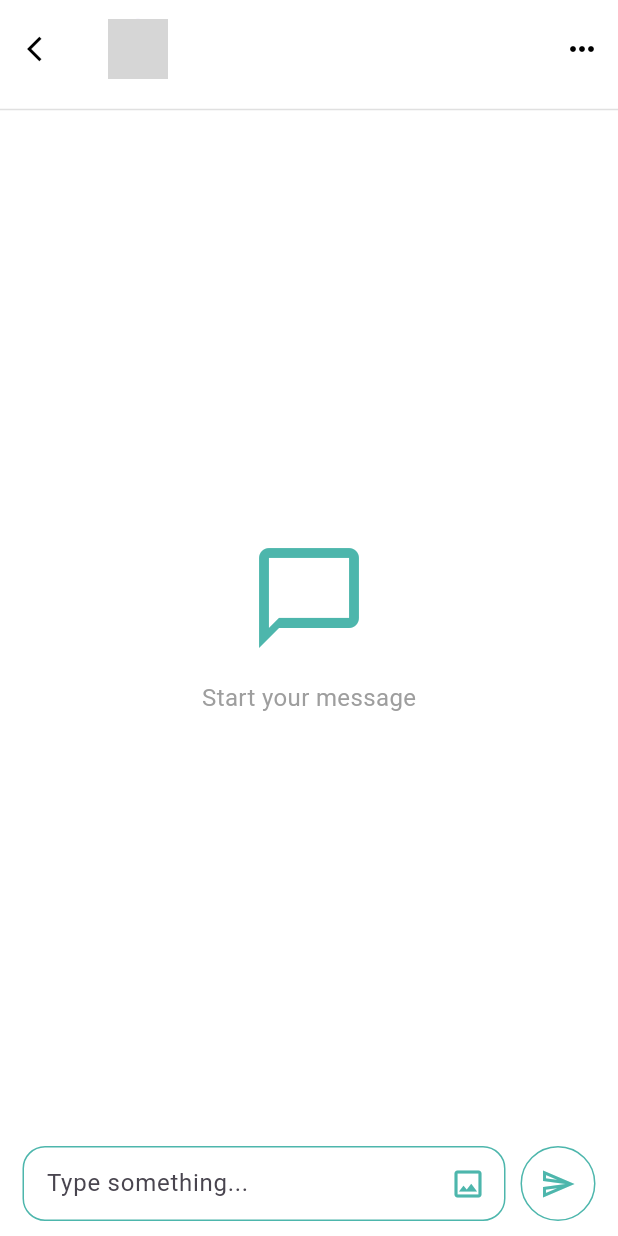
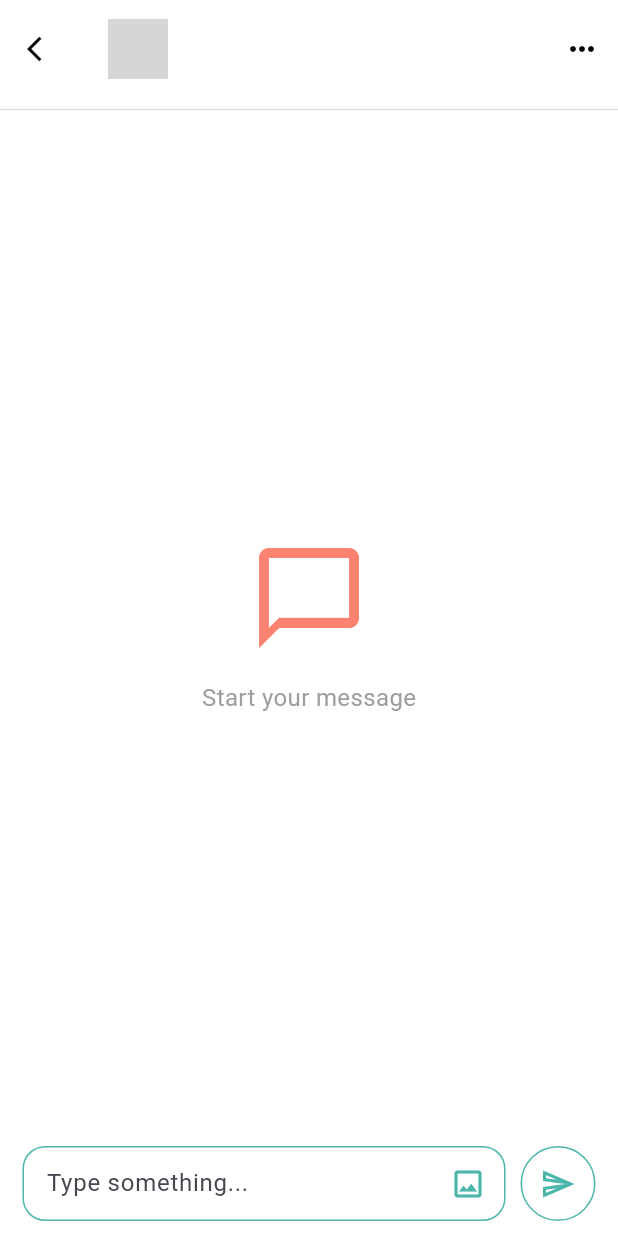
Before and after one commit to eusouf12/samir_new_project, a Flutter app: the ChatScreen screen opened directly with empty values, after a tap on the "image" icon, on a phone screen of 412 x 824 dp. Run offline on Flutter 3.47's test engine with Material 3 defaults, Android fonts, the phone set to English and light mode, and no system bars; our stand-ins replace cached_network_image, flutter_screenutil, flutter_spinkit, flutter_svg, flutter_widget_from_html, fluttertoast and 11 more; accounts and stored records are empty; network calls fail; grey boxes are pictures that could not be loaded.

Commit message:
update chat system color

```diff
--- a/lib/view/screens/host_part/host_messages_list_screen/view/chat_inbox_screen.dart
+++ b/lib/view/screens/host_part/host_messages_list_screen/view/chat_inbox_screen.dart
@@ -29,6 +29,7 @@ class ChatScreen extends StatelessWidget {
     final String userName = args['userName'] ?? "";
     final String? userImage = args['userImage'] as String?;
     final String receiverId = args['receiverId'] ?? "";
+    final String role = args['role'] ;
     WidgetsBinding.instance.addPostFrameCallback((_)async{
       controller.getChatMessages(id: conversationId);
       profileController.getUserProfile();
@@ -101,8 +102,8 @@ class ChatScreen extends StatelessWidget {
                 if (controller.messageList.isEmpty && controller.messages.isEmpty) {
                   return Column(
                     mainAxisAlignment: MainAxisAlignment.center,
-                    children: const [
-                      Icon(Icons.chat_bubble_outline, size: 80, color: Color(0xFF4DB6AC)),
+                    children:  [
+                      Icon(Icons.chat_bubble_outline, size: 80, color: role == "host" ? Color(0xFF4DB6AC) : AppColors.primary2),
                       SizedBox(height: 15),
                       Text("Start your message", style: TextStyle(color: Colors.grey, fontSize: 16)),
                     ],
```
Also changed, not shown: lib/view/screens/Influencer_part/inf_home_screen/views/inf_home_screen.dart (+29 -9 lines), lib/view/screens/Influencer_part/inf_messages_list_screen/inf_messages_list_screen.dart (+6 -1 lines), lib/view/screens/host_part/host_messages_list_screen/view/host_messages_list_screen.dart (+6 -1 lines).
